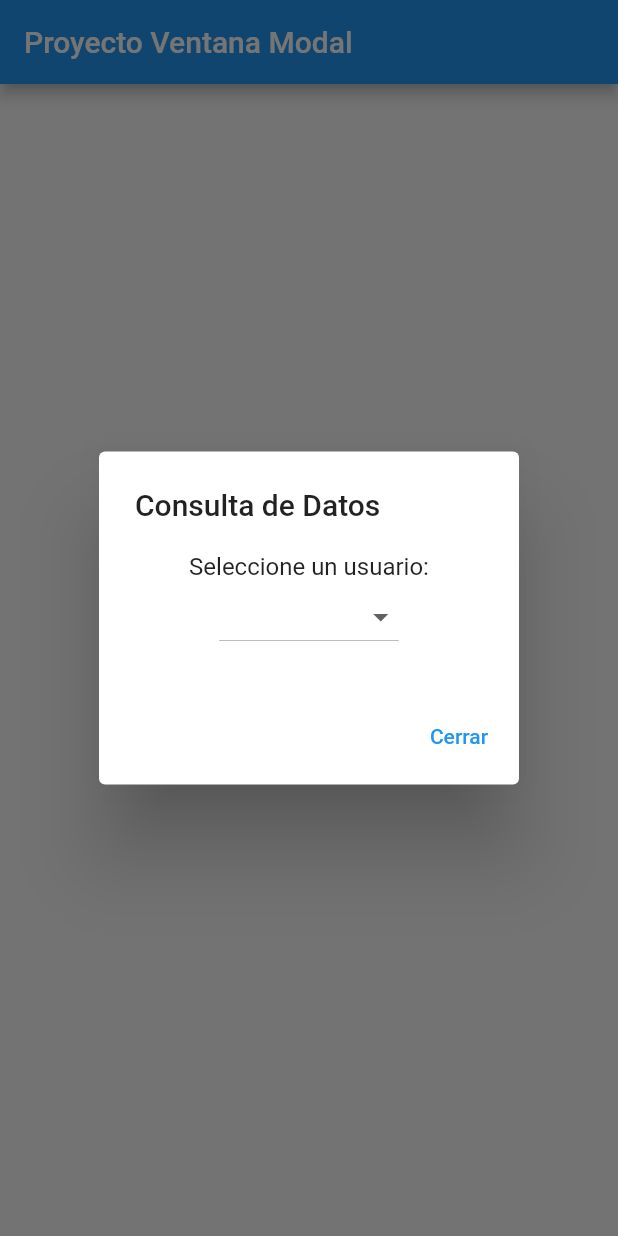
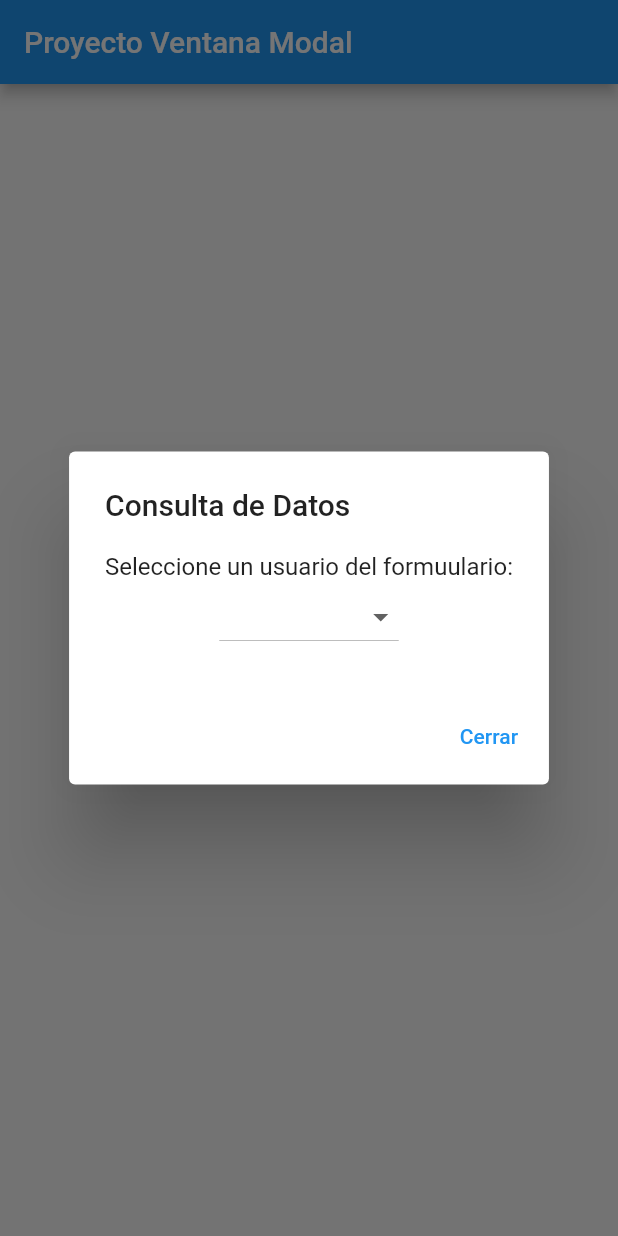
Before and after one commit to AleJamy/flutterapp, a Flutter app: the screen it shows after launch, after a tap on "Abrir", on a phone screen of 412 x 824 dp. Run offline on Flutter 3.47's test engine with Material 2 defaults, Android fonts, the phone set to English and light mode, and no system bars.

```diff
--- a/lib/main.dart
+++ b/lib/main.dart
@@ -60,7 +60,7 @@ class FormularioModalDemo extends StatelessWidget {
           content: Column(
             mainAxisSize: MainAxisSize.min,
             children: <Widget>[
-              const Text('Seleccione un usuario:'),
+              const Text('Seleccione un usuario del formuulario:'),
               DropdownButton<Usuario>(
                 items: usuarios.map((Usuario usuario) {
                   return DropdownMenuItem<Usuario>(
```
